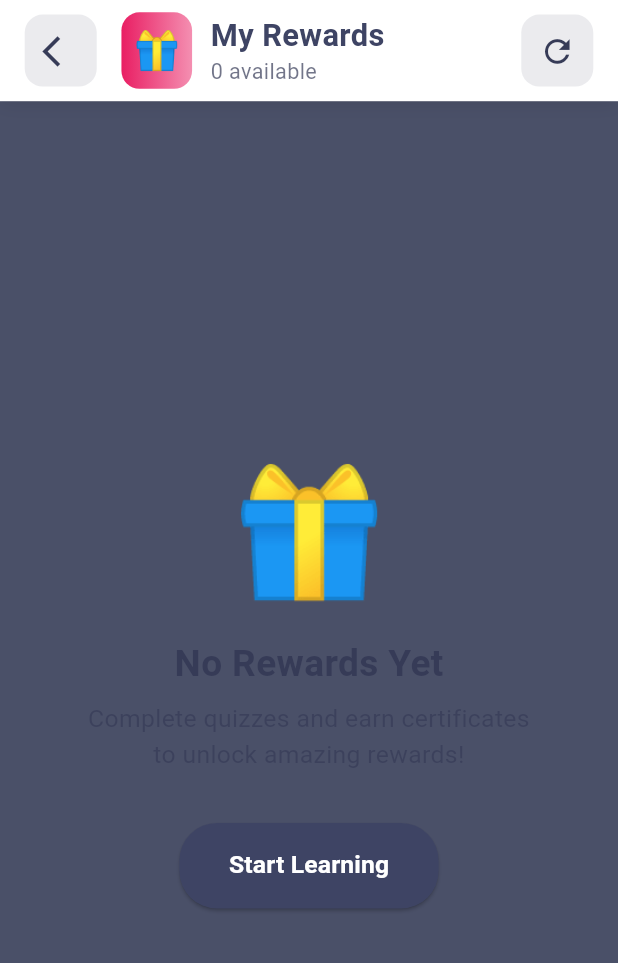
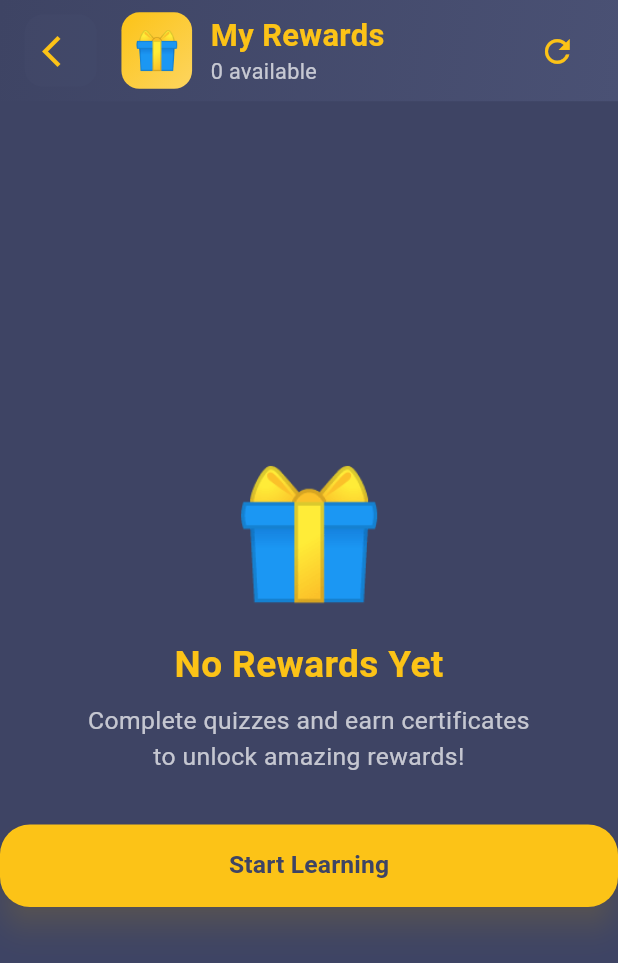
Before and after one commit to Maroksik/Brain_Road, a Flutter app: the RewardsScreen screen opened by its route, on a phone screen of 412 x 824 dp. Shown: the top 963 px of the screen. Run offline on Flutter 3.47's test engine with Material 3 defaults, Android fonts, the light colour scheme and no system bars; our stand-ins replace shared_preferences; accounts and stored records are empty; Roboto replaces fonts that are missing (SF Pro Display).

Commit message:
Changet color in reward screen

```diff
--- a/brain_road/lib/screens/rewards_screen.dart
+++ b/brain_road/lib/screens/rewards_screen.dart
@@ -263,7 +263,7 @@ class _RewardsScreenState extends State<RewardsScreen>
                   decoration: BoxDecoration(
                     gradient: LinearGradient(
                       colors: isActivated
-                        ? [Colors.grey[300]!, Colors.grey[400]!]
+                        ? [AppColors.lightGrey, AppColors.grey]
                         : reward.gradient,
                       begin: Alignment.topLeft,
                       end: Alignment.bottomRight,
@@ -272,7 +272,7 @@ class _RewardsScreenState extends State<RewardsScreen>
                     boxShadow: [
                       BoxShadow(
                         color: isActivated
-                          ? Colors.grey.withOpacity(0.2)
+                          ? AppColors.grey.withOpacity(0.2)
                           : reward.gradient[0].withOpacity(0.3),
                         blurRadius: 15,
                         offset: const Offset(0, 8),
@@ -304,8 +304,8 @@ class _RewardsScreenState extends State<RewardsScreen>
                                         style: TextStyle(
                                           fontSize: screenWidth * 0.12,
                                           color: isActivated
-                                            ? Colors.grey[600]
-                                            : null,
+                                            ? AppColors.grey
+                                            : AppColors.yellow,
                                         ),
                                       ),
                                     );
@@ -320,8 +320,8 @@ class _RewardsScreenState extends State<RewardsScreen>
                                   ),
                                   decoration: BoxDecoration(
                                     color: isActivated
-                                      ? Colors.green.withOpacity(0.2)
-                                      : Colors.white.withOpacity(0.2),
+                                      ? AppColors.green.withOpacity(0.2)
+                                      : AppColors.yellow.withOpacity(0.2),
                                     borderRadius: BorderRadius.circular(15),
                                   ),
                                   child: Row(
@@ -333,16 +333,16 @@ class _RewardsScreenState extends State<RewardsScreen>
                                           : Icons.card_giftcard,
                                         size: 16,
                                         color: isActivated
-                                          ? Colors.green[700]
-                                          : Colors.white,
+                                          ? AppColors.green
+                                          : AppColors.yellow,
                                       ),
                                       const SizedBox(width: 4),
                                       Text(
                                         isActivated ? 'Used' : 'Ready',
                                         style: TextStyle(
                                           color: isActivated
-                                            ? Colors.green[700]
-                                            : Colors.white,
+                                            ? AppColors.green
+                                            : AppColors.yellow,
                                           fontWeight: FontWeight.bold,
                                           fontSize: 12,
                                         ),
@@ -360,8 +360,8 @@ class _RewardsScreenState extends State<RewardsScreen>
                               reward.title,
                               style: AppTextStyles.cardTitle.copyWith(
                                 color: isActivated
-                                  ? Colors.grey[700]
-                                  : Colors.white,
+                                  ? AppColors.grey
+                                  : AppColors.white,
                                 fontSize: screenWidth * 0.05,
                                 fontWeight: FontWeight.bold,
                               ),
@@ -376,8 +376,8 @@ class _RewardsScreenState extends State<RewardsScreen>
                               reward.partner,
                               style: AppTextStyles.bodyText.copyWith(
                                 color: isActivated
-                                  ? Colors.grey[600]
-                                  : Colors.white.withOpacity(0.9),
+                                  ? AppColors.grey
+                                  : AppColors.white.withOpacity(0.9),
                                 fontSize: screenWidth * 0.035,
                                 fontWeight: FontWeight.w500,
                               ),
@@ -390,8 +390,8 @@ class _RewardsScreenState extends State<RewardsScreen>
                               reward.description,
                               style: AppTextStyles.bodyText.copyWith(
                                 color: isActivated
-                                  ? Colors.grey[600]
-                                  : Colors.white.withOpacity(0.8),
+                                  ? AppColors.grey
+                                  : AppColors.white.withOpacity(0.8),
                                 fontSize: screenWidth * 0.032,
                                 height: 1.3,
                               ),
@@ -412,11 +412,11 @@ class _RewardsScreenState extends State<RewardsScreen>
                     right: 12,
                     child: Container(
                       decoration: BoxDecoration(
-                        color: Colors.white,
+                        color: AppColors.yellow,
                         borderRadius: BorderRadius.circular(20),
                         boxShadow: [
                           BoxShadow(
-                            color: Colors.black.withOpacity(0.1),
+                            color: AppColors.yellow.withOpacity(0.1),
                             blurRadius: 8,
                             offset: const Offset(0, 2),
                           ),
@@ -426,7 +426,7 @@ class _RewardsScreenState extends State<RewardsScreen>
                         onPressed: () => _activateReward(reward),
                         icon: Icon(
                           Icons.touch_app,
-                          color: reward.gradient[0],
+                          color: AppColors.darkBlue,
                           size: 24,
                         ),
                         tooltip: 'Tap to activate',
@@ -453,48 +453,32 @@ class _RewardsScreenState extends State<RewardsScreen>
                 offset: Offset(0, 10 * _floatAnimation.value),
                 child: Text(
                   '🎁',
-                  style: TextStyle(fontSize: screenWidth * 0.2),
+                  style: TextStyle(fontSize: screenWidth * 0.2, color: AppColors.yellow),
                 ),
               );
             },
           ),
-
           SizedBox(height: screenWidth * 0.05),
-
           Text(
             'No Rewards Yet',
             style: AppTextStyles.cardTitle.copyWith(
               fontSize: screenWidth * 0.06,
-              color: AppColors.grey,
+              color: AppColors.yellow,
             ),
           ),
-
           SizedBox(height: screenWidth * 0.02),
-
           Text(
             'Complete quizzes and earn certificates\nto unlock amazing rewards!',
             style: AppTextStyles.bodyText.copyWith(
               fontSize: screenWidth * 0.04,
-              color: AppColors.grey.withOpacity(0.7),
+              color: AppColors.white.withOpacity(0.7),
             ),
             textAlign: TextAlign.center,
           ),
-
           SizedBox(height: screenWidth * 0.08),
-
           ElevatedButton(
             onPressed: () => Navigator.pushNamed(context, '/quizzes'),
-            style: ElevatedButton.styleFrom(
-              backgroundColor: AppColors.darkBlue,
-              foregroundColor: Colors.white,
-              padding: EdgeInsets.symmetric(
-                horizontal: screenWidth * 0.08,
-                vertical: screenWidth * 0.04,
-              ),
-              shape: RoundedRectangleBorder(
-                borderRadius: BorderRadius.circular(25),
-              ),
-            ),
+            style: AppButtonStyles.primaryButton,
             child: Text(
               'Start Learning',
               style: TextStyle(
@@ -515,7 +499,7 @@ class _RewardsScreenState extends State<RewardsScreen>
     final safeArea = MediaQuery.of(context).padding;
 
     return Scaffold(
-      backgroundColor: AppColors.lightGrey,
+      backgroundColor: AppColors.darkBlue,
       body: SafeArea(
         child: Column(
           children: [
@@ -526,10 +510,17 @@ class _RewardsScreenState extends State<RewardsScreen>
                 vertical: screenWidth * 0.02,
               ),
               decoration: BoxDecoration(
-                color: Colors.white,
+                gradient: const LinearGradient(
+                  begin: Alignment.topLeft,
+                  end: Alignment.bottomRight,
+                  colors: [
+                    AppColors.darkBlue,
+                    AppColors.lightBlue,
+                  ],
+                ),
                 boxShadow: [
                   BoxShadow(
-                    color: Colors.black.withOpacity(0.1),
+                    color: AppColors.darkBlue.withOpacity(0.15),
                     blurRadius: 10,
                     offset: const Offset(0, 2),
                   ),
@@ -540,7 +531,7 @@ class _RewardsScreenState extends State<RewardsScreen>
                   // Кнопка назад
                   Container(
                     decoration: BoxDecoration(
-                      color: AppColors.grey.withOpacity(0.1),
+                      color: AppColors.lightBlue.withOpacity(0.15),
                       borderRadius: BorderRadius.circular(12),
                     ),
                     child: IconButton(
@@ -550,14 +541,12 @@ class _RewardsScreenState extends State<RewardsScreen>
                       },
                       icon: Icon(
                         Icons.arrow_back_ios,
-                        color: AppColors.grey,
+                        color: AppColors.yellow,
                         size: screenWidth * 0.06,
                       ),
                     ),
                   ),
-
                   SizedBox(width: screenWidth * 0.04),
-
                   // Іконка та заголовок
                   Expanded(
                     child: Row(
@@ -565,9 +554,7 @@ class _RewardsScreenState extends State<RewardsScreen>
                         Container(
                           padding: const EdgeInsets.all(8),
                           decoration: BoxDecoration(
-                            gradient: const LinearGradient(
-                              colors: [Color(0xFFE91E63), Color(0xFFF48FB1)],
-                            ),
+                            gradient: AppTheme.yellowGradient,
                             borderRadius: BorderRadius.circular(12),
                           ),
                           child: Text(
@@ -575,9 +562,7 @@ class _RewardsScreenState extends State<RewardsScreen>
                             style: TextStyle(fontSize: screenWidth * 0.06),
                           ),
                         ),
-
                         SizedBox(width: screenWidth * 0.03),
-
                         Column(
                           crossAxisAlignment: CrossAxisAlignment.start,
                           children: [
@@ -586,6 +571,7 @@ class _RewardsScreenState extends State<RewardsScreen>
                               style: AppTextStyles.cardTitle.copyWith(
                                 fontSize: screenWidth * 0.05,
                                 fontWeight: FontWeight.bold,
+                                color: AppColors.yellow,
                               ),
                             ),
                             FutureBuilder<List<RewardData>>(
@@ -599,7 +585,7 @@ class _RewardsScreenState extends State<RewardsScreen>
                                   '$unclaimedCount available',
                                   style: AppTextStyles.bodyText.copyWith(
                                     fontSize: screenWidth * 0.035,
-                                    color: AppColors.grey.withOpacity(0.7),
+                                    color: AppColors.white.withOpacity(0.7),
                                   ),
                                 );
                               },
@@ -609,18 +595,17 @@ class _RewardsScreenState extends State<RewardsScreen>
                       ],
                     ),
                   ),
-
                   // Кнопка оновлення
                   Container(
                     decoration: BoxDecoration(
-                      color: AppColors.grey.withOpacity(0.1),
+                      color: AppColors.lightBlue.withOpacity(0.15),
                       borderRadius: BorderRadius.circular(12),
                     ),
                     child: IconButton(
                       onPressed: _refreshRewards,
                       icon: Icon(
                         Icons.refresh,
-                        color: AppColors.grey,
+                        color: AppColors.yellow,
                         size: screenWidth * 0.06,
                       ),
                     ),
@@ -628,7 +613,6 @@ class _RewardsScreenState extends State<RewardsScreen>
                 ],
               ),
             ),
-
             // Контент
             Expanded(
               child: FutureBuilder<List<RewardData>>(
@@ -641,21 +625,20 @@ class _RewardsScreenState extends State<RewardsScreen>
                         children: [
                           CircularProgressIndicator(
                             valueColor: AlwaysStoppedAnimation<Color>(
-                              AppColors.darkBlue,
+                              AppColors.yellow,
                             ),
                           ),
                           SizedBox(height: screenWidth * 0.04),
                           Text(
                             'Loading your rewards...',
                             style: AppTextStyles.bodyText.copyWith(
-                              color: AppColors.grey,
+                              color: AppColors.white.withOpacity(0.7),
                             ),
                           ),
                         ],
                       ),
                     );
                   }
-
                   if (snapshot.hasError) {
                     return Center(
                       child: Column(
@@ -664,40 +647,37 @@ class _RewardsScreenState extends State<RewardsScreen>
                           Icon(
                             Icons.error_outline,
                             size: screenWidth * 0.15,
-                            color: Colors.red.withOpacity(0.7),
+                            color: AppColors.error.withOpacity(0.7),
                           ),
                           SizedBox(height: screenWidth * 0.04),
                           Text(
                             'Error loading rewards',
                             style: AppTextStyles.cardTitle.copyWith(
-                              color: Colors.red.withOpacity(0.7),
+                              color: AppColors.error.withOpacity(0.7),
                             ),
                           ),
                           SizedBox(height: screenWidth * 0.02),
                           ElevatedButton(
                             onPressed: _refreshRewards,
+                            style: AppButtonStyles.primaryButton,
                             child: const Text('Try Again'),
                           ),
                         ],
                       ),
                     );
                   }
-
                   final rewards = snapshot.data ?? [];
-
                   if (rewards.isEmpty) {
                     return _buildEmptyState(screenWidth);
                   }
-
                   // Сортуємо: неактивовані спершу
                   rewards.sort((a, b) {
                     if (a.claimed == b.claimed) return 0;
                     return a.claimed ? 1 : -1;
                   });
-
                   return RefreshIndicator(
                     onRefresh: _refreshRewards,
-                    color: AppColors.darkBlue,
+                    color: AppColors.yellow,
                     child: ListView.builder(
                       physics: const AlwaysScrollableScrollPhysics(),
                       padding: EdgeInsets.symmetric(
@@ -707,7 +687,7 @@ class _RewardsScreenState extends State<RewardsScreen>
                       itemBuilder: (context, index) {
                         return _buildGiftCard(rewards[index], screenWidth);
                       },
-                    ),
+                    )
                   );
                 },
               ),
```
